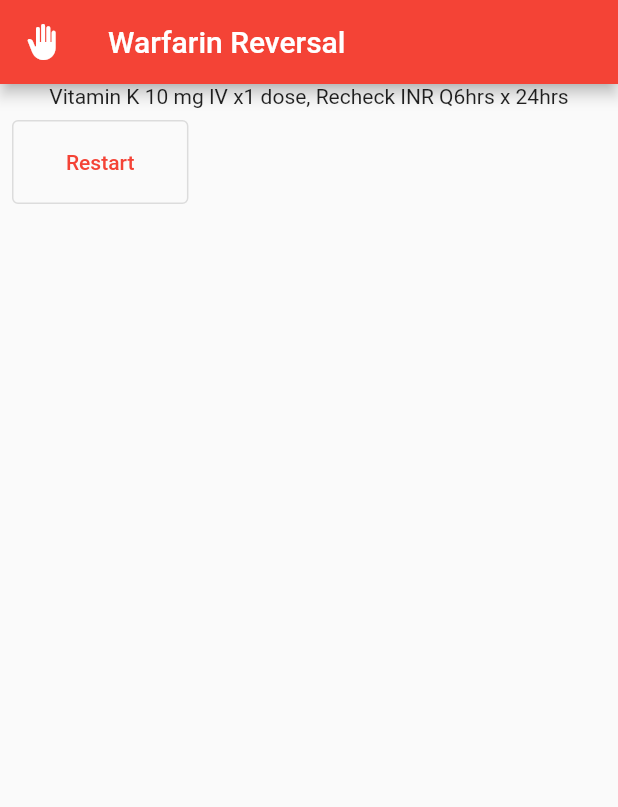
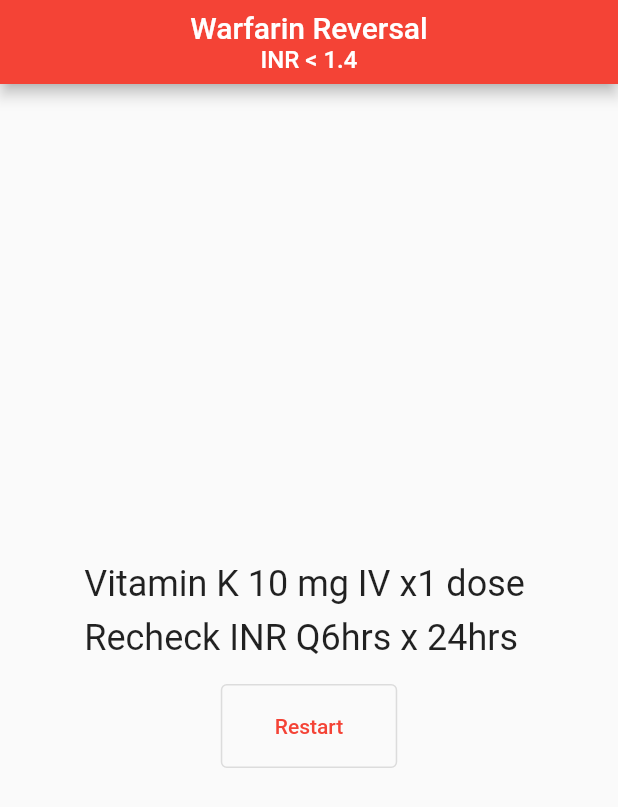
Before and after one commit to cgaaf/Warfarin-Reversal-SPA, a Flutter app: the screen it shows after launch, after a tap on "INR < 1.4", on a phone screen of 412 x 824 dp. Shown: the top 807 px of the screen. Run offline on Flutter 3.47's test engine with Material 2 defaults, Android fonts, the phone set to English and light mode, and no system bars.

Commit message:
Full functional prototype

```diff
--- a/lib/home.dart
+++ b/lib/home.dart
@@ -1,5 +1,4 @@
 import 'package:flutter/material.dart';
-import 'package:my_app/branch-inr.dart';
 import 'package:my_app/path-widget.dart';
 
 class HomePage extends StatelessWidget {
--- a/lib/main.dart
+++ b/lib/main.dart
@@ -1,4 +1,5 @@
 import 'package:flutter/material.dart';
+import 'package:my_app/path-widget.dart';
 import 'home.dart';
 
 void main() {
@@ -16,7 +17,7 @@
       theme: ThemeData(
         primarySwatch: Colors.red,
       ),
-      home: const HomePage(),
+      home: const PathWidget(),
     );
   }
 }
--- a/lib/path-controller.dart
+++ b/lib/path-controller.dart
@@ -1,3 +1,5 @@
+import 'package:flutter/material.dart';
+
 class Node {
   final String id;
   final String prompt;
@@ -15,6 +17,8 @@
 
 class PathController {
   Node currentNode = nodes.firstWhere((element) => element.id == "1");
+  String subtitle = "";
+  List<Widget> subtitleWidgets = [];
 
   static Set<Node> nodes = {
     // Top level nodes
@@ -30,7 +34,7 @@
     // Level 1 nodes
     Node(
       id: "2a",
-      prompt: "Vitamin K 10 mg IV x1 dose, Recheck INR Q6hrs x 24hrs",
+      prompt: "Vitamin K 10 mg IV x1 dose \nRecheck INR Q6hrs x 24hrs",
       options: [
         NodeOptions(title: "Restart", nextNodeByID: "1"),
       ],
@@ -40,8 +44,32 @@
       id: "2b",
       prompt: "Is there intracranial bleeding?",
       options: [
-        NodeOptions(title: "Yes", nextNodeByID: "1"),
-        NodeOptions(title: "No", nextNodeByID: "1")
+        NodeOptions(
+            title: "Intracranial bleeding present", nextNodeByID: "3ba"),
+        NodeOptions(title: "No intracranial bleeding", nextNodeByID: "3bb")
+      ],
+    ),
+
+    // Level 2 nodes
+    Node(
+      id: "3ba",
+      prompt:
+          "Vitamin K 10mg IV x1 dose, may repeat Q24hrs as needed \n4-Factor Prothrombin Complex Concentrate (PCC)- Kcentra Dosing based on INR \nRepeat INR 1 hour after end of PCC infusion, then Q6hrs x 24hrs \nIf repeat INR > 1.4, give FFP 15 mL/kg STAT",
+      options: [
+        NodeOptions(title: "Restart", nextNodeByID: "1"),
+      ],
+    ),
+
+    Node(
+      id: "3bb",
+      prompt: """
+          Vitamin K 10mg IV x1 dose, may repeat Q24hrs as needed
+          4-Factor Prothrombin Complex Concentrate (PCC)- Kcentra 25 units/kg, max 2500 units
+          Repeat INR 1 hour after end of PCC infusion, then Q6hrs x 24hrs
+          If repeat INR > 1.4, give FFP 15 mL/kg STAT
+          """,
+      options: [
+        NodeOptions(title: "Restart", nextNodeByID: "1"),
       ],
     )
   };
@@ -50,7 +78,35 @@
     return nodes.firstWhere((element) => element.id == id);
   }
 
-  void goToNode(String id) {
+  void buildSubtitleWidgets(String textElement) {
+    if (textElement == "Restart") {
+      subtitleWidgets = [];
+    } else if (subtitleWidgets.isEmpty) {
+      subtitleWidgets.add(Text(
+        textElement,
+        textScaleFactor: 0.8,
+      ));
+    } else {
+      subtitleWidgets.add(const Icon(
+        Icons.arrow_forward_sharp,
+        size: 15,
+      ));
+      subtitleWidgets.add(Text(
+        textElement,
+        textScaleFactor: 0.8,
+      ));
+    }
+  }
+
+  void goToNode(String id, String subtitleElement) {
     currentNode = nodes.firstWhere((element) => element.id == id);
+    // if (subtitleElement == "Restart") {
+    //   subtitle = "";
+    // } else if (subtitle == "") {
+    //   subtitle = subtitleElement;
+    // } else {
+    //   subtitle += " * $subtitleElement";
+    // }
+    buildSubtitleWidgets(subtitleElement);
   }
 }
--- a/lib/path-widget.dart
+++ b/lib/path-widget.dart
@@ -20,19 +20,42 @@
           title: element.title,
           onPressed: () {
             setState(() {
-              controller.goToNode(element.nextNodeByID);
+              controller.goToNode(element.nextNodeByID, element.title);
             });
           });
       options.add(button);
     }
 
-    return Column(
-      children: [
-        Text(controller.currentNode.prompt),
-        Row(
-          children: options,
-        )
-      ],
+    return Scaffold(
+      appBar: AppBar(
+          title: Column(
+        children: [
+          const Text("Warfarin Reversal"),
+          Row(
+            mainAxisAlignment: MainAxisAlignment.center,
+            children: controller.subtitleWidgets,
+          ),
+        ],
+      )),
+      body: Column(
+        mainAxisAlignment: MainAxisAlignment.center,
+        children: [
+          Padding(
+            padding: const EdgeInsets.all(8.0),
+            child: Text(
+              controller.currentNode.prompt,
+              style: const TextStyle(
+                fontSize: 24,
+                height: 1.5,
+              ),
+            ),
+          ),
+          Row(
+            mainAxisAlignment: MainAxisAlignment.center,
+            children: options,
+          )
+        ],
+      ),
     );
   }
 }
```
